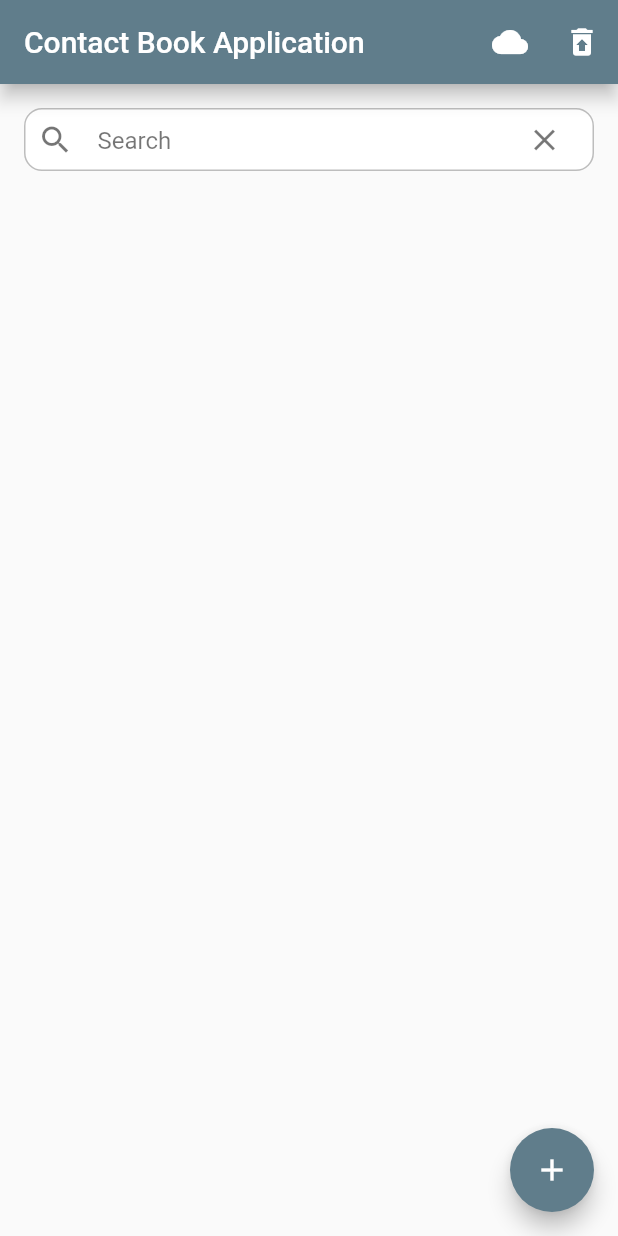
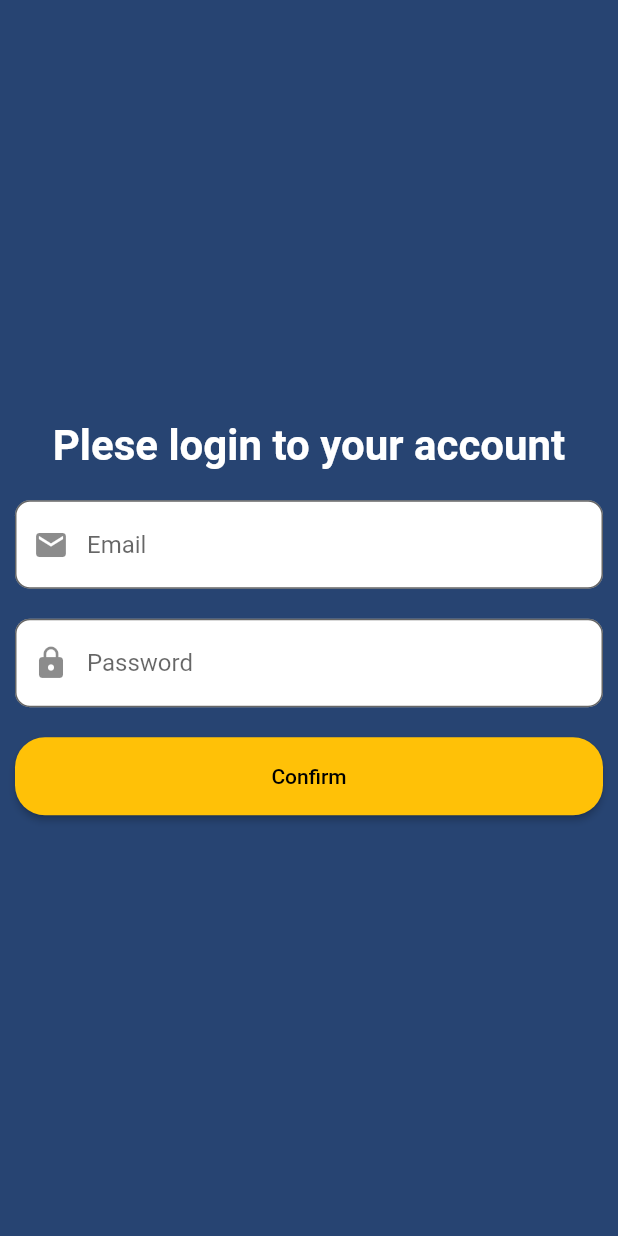
Before and after one commit to Samir-Sattarov/contact, a Flutter app: the screen it shows after launch, on a phone screen of 412 x 824 dp. Run offline on Flutter 3.47's test engine with Material 2 defaults, Android fonts, the phone set to English and light mode, and no system bars; our stand-ins replace bloc, cloud_firestore, connectivity_plus, firebase_core, flutter_bloc and 1 more; missing offline and left inert: dart:ffi; accounts and stored records are empty.

Commit message:
Добавил экран Входа в учетную запись

```diff
--- a/lib/application/application.dart
+++ b/lib/application/application.dart
@@ -3,6 +3,7 @@ import 'package:flutter/material.dart';
 import 'package:flutter_application_1/cubit/database/database_cubit.dart';
 import 'package:flutter_application_1/cubit/network/network_cubit.dart';
 import 'package:flutter_application_1/db/local_database.dart';
+import 'package:flutter_application_1/pages/authorization.dart';
 import 'package:flutter_bloc/flutter_bloc.dart';
 
 import '../pages/home_page.dart';
@@ -39,7 +40,7 @@ class MyApp extends StatelessWidget {
         theme: ThemeData(
           primarySwatch: Colors.blueGrey,
         ),
-        home: const HomePage(),
+        home: Authorization(),
       ),
     );
   }
--- /dev/null
+++ b/lib/pages/authorization.dart
@@ -0,0 +1,235 @@
+import 'dart:ffi';
+import 'dart:math';
+
+import 'package:flutter/material.dart';
+
+class Authorization extends StatelessWidget {
+  Authorization({Key? key}) : super(key: key);
+
+  final TextEditingController _controllerLogin = TextEditingController();
+  final TextEditingController _controllerPassword = TextEditingController();
+  @override
+  Widget build(BuildContext context) {
+    return Scaffold(
+      backgroundColor: const Color(0xff274472),
+      body: Column(
+        crossAxisAlignment: CrossAxisAlignment.center,
+        mainAxisAlignment: MainAxisAlignment.center,
+        children: [
+          const Padding(
+            padding: EdgeInsets.symmetric(horizontal: 20),
+            child: Text(
+              'Plese login to your account',
+              textAlign: TextAlign.center,
+              style: TextStyle(
+                color: Colors.white,
+                fontWeight: FontWeight.w600,
+                fontSize: 28,
+              ),
+            ),
+          ),
+          const SizedBox(height: 20),
+          TextFieldWidget(
+            prefixIcon: const Icon(Icons.email),
+            hintText: 'Email',
+            padding: const EdgeInsets.symmetric(horizontal: 10),
+            controller: _controllerLogin,
+            focusBorder: OutlineInputBorder(
+              borderRadius: BorderRadius.circular(10),
+              borderSide: BorderSide(
+                color: Colors.blue.shade100,
+                width: 3,
+              ),
+            ),
+            borderDefault: OutlineInputBorder(
+              borderRadius: BorderRadius.circular(10),
+            ),
+          ),
+          const SizedBox(height: 20),
+          TextFieldWidget(
+            prefixIcon: const Icon(Icons.lock),
+            hintText: 'Password',
+            padding: const EdgeInsets.symmetric(horizontal: 10),
+            controller: _controllerPassword,
+            focusBorder: OutlineInputBorder(
+              borderRadius: BorderRadius.circular(10),
+              borderSide: BorderSide(
+                color: Colors.blue.shade100,
+                width: 3,
+              ),
+            ),
+            borderDefault: OutlineInputBorder(
+              borderRadius: BorderRadius.circular(10),
+            ),
+          ),
+          const SizedBox(height: 20),
+          ButtonWidget(
+            text: 'Confirm',
+            onTap: () {},
+          ),
+        ],
+      ),
+    );
+  }
+}
+
+class ButtonWidget extends StatelessWidget {
+  final EdgeInsets? padding;
+  final String text;
+  final TextStyle? textStyle;
+  final double? width;
+  final double? height;
+  final Function() onTap;
+  final BorderRadius? borderRadius;
+  const ButtonWidget({
+    Key? key,
+    this.padding,
+    required this.text,
+    this.width,
+    this.height,
+    this.textStyle,
+    required this.onTap,
+    this.borderRadius,
+  }) : super(key: key);
+
+  @override
+  Widget build(BuildContext context) {
+    return Padding(
+      padding: padding ?? const EdgeInsets.symmetric(horizontal: 10),
+      child: SizedBox(
+        width: width ?? MediaQuery.of(context).size.width,
+        height: height ?? 52,
+        child: ElevatedButton(
+          style: ElevatedButton.styleFrom(
+            primary: Colors.amber,
+            shape: RoundedRectangleBorder(
+              borderRadius: BorderRadius.circular(20),
+            ),
+          ),
+          onPressed: onTap,
+          child: Text(
+            text,
+            style: textStyle ?? const TextStyle(color: Colors.black),
+          ),
+        ),
+      ),
+    );
+  }
+}
+
+class TextFieldWidget extends StatelessWidget {
+  final TextEditingController controller;
+  final Function(String)? onChanged;
+  final EdgeInsets? padding;
+  final int? errorMaxLines;
+  final bool? enabled;
+  final bool? isPassword;
+  final Color? fillColor;
+  final Color? suffixIconColor;
+  final Color? prefixIconColor;
+  final Color? focusColor;
+  final double? widthFocus;
+  final Widget? suffixIcon;
+  final Widget? prefixIcon;
+  final Widget? suffixWidget;
+  final Widget? prefixWidget;
+  final Widget? labelWidget;
+  final String? hintText;
+  final String? labelText;
+  final String? suffixText;
+  final String? obscureChar;
+  final String? prefixText;
+  final TextStyle? hintStyle;
+  final TextStyle? labelStyle;
+  final TextStyle? errorStyle;
+  final TextStyle? suffixTextStyle;
+  final TextStyle? prefixTextStyle;
+  final InputBorder? enabledBorder;
+  final InputBorder? disabledBorder;
+  final InputBorder? focusBorder;
+  final InputBorder? borderFocus;
+  final InputBorder? borderDefault;
+  final InputBorder? errorBorder;
+  final InputBorder? focusedErrorBorder;
+  final TextInputType? keyboardType;
+
+  const TextFieldWidget({
+    Key? key,
+    required this.controller,
+    this.onChanged,
+    this.padding,
+    this.enabled = true,
+    this.fillColor,
+    this.focusColor,
+    this.widthFocus,
+    this.suffixIcon,
+    this.prefixIcon,
+    this.enabledBorder,
+    this.disabledBorder,
+    this.focusBorder,
+    this.borderFocus,
+    this.isPassword,
+    this.borderDefault,
+    this.errorBorder,
+    this.focusedErrorBorder,
+    this.hintText,
+    this.labelText,
+    this.hintStyle,
+    this.labelStyle,
+    this.errorStyle,
+    this.errorMaxLines,
+    this.labelWidget,
+    this.keyboardType,
+    this.suffixIconColor,
+    this.prefixIconColor,
+    this.suffixWidget,
+    this.prefixWidget,
+    this.suffixText,
+    this.prefixText,
+    this.suffixTextStyle,
+    this.prefixTextStyle,
+    this.obscureChar,
+  }) : super(key: key);
+
+  @override
+  Widget build(BuildContext context) {
+    return Padding(
+      padding: padding ?? EdgeInsets.zero,
+      child: TextField(
+        enabled: enabled,
+        keyboardType: keyboardType,
+        obscuringCharacter: obscureChar ?? '*',
+        decoration: InputDecoration(
+          filled: true,
+          suffixIcon: suffixIcon,
+          suffix: suffixWidget,
+          prefix: prefixWidget,
+          prefixIcon: prefixIcon,
+          prefixText: prefixText,
+          suffixText: suffixText,
+          prefixStyle: prefixTextStyle,
+          suffixStyle: suffixTextStyle,
+          prefixIconColor: prefixIconColor,
+          suffixIconColor: suffixIconColor,
+          fillColor: fillColor ?? const Color.fromARGB(255, 255, 255, 255),
+          focusedBorder: focusBorder,
+          disabledBorder: disabledBorder,
+          enabledBorder: enabledBorder,
+          border: borderDefault,
+          errorBorder: errorBorder,
+          focusedErrorBorder: focusedErrorBorder,
+          labelStyle: labelStyle ?? const TextStyle(fontSize: 16),
+          labelText: labelText,
+          hintText: hintText,
+          label: labelWidget,
+          hintStyle: hintStyle ?? const TextStyle(fontSize: 16),
+          errorStyle: errorStyle,
+          errorMaxLines: errorMaxLines,
+        ),
+        controller: controller,
+        onChanged: onChanged,
+        obscureText: false,
+      ),
+    );
+  }
+}
--- a/lib/pages/home_page.dart
+++ b/lib/pages/home_page.dart
@@ -37,11 +37,9 @@ class _HomePageState extends State<HomePage> {
             ),
           ),
           IconButton(
-            onPressed: () {
-              BlocProvider.of<DatabaseCubit>(context)
-                  .deleteAllFromAllDatabase();
-            },
-            icon: Icon(Icons.restore_from_trash),
+            onPressed: () => BlocProvider.of<DatabaseCubit>(context)
+                .deleteAllFromAllDatabase(),
+            icon: const Icon(Icons.restore_from_trash),
           ),
         ],
       ),
--- a/pubspec.yaml
+++ b/pubspec.yaml
@@ -42,6 +42,7 @@ dependencies:
   cloud_firestore: ^3.1.10
   connectivity_plus: ^2.2.1
   overlay_support: ^1.2.1
+  firebase_auth: ^3.3.12
 
 dev_dependencies:
   flutter_test:
```
Also changed, not shown: pubspec.lock.
